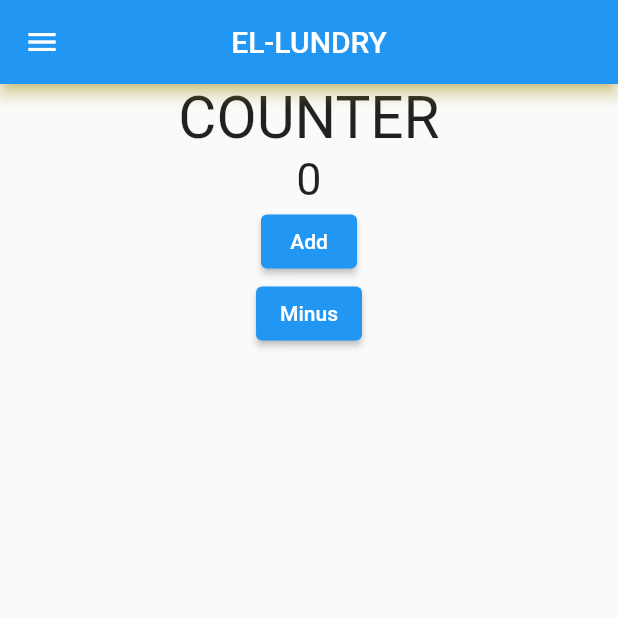
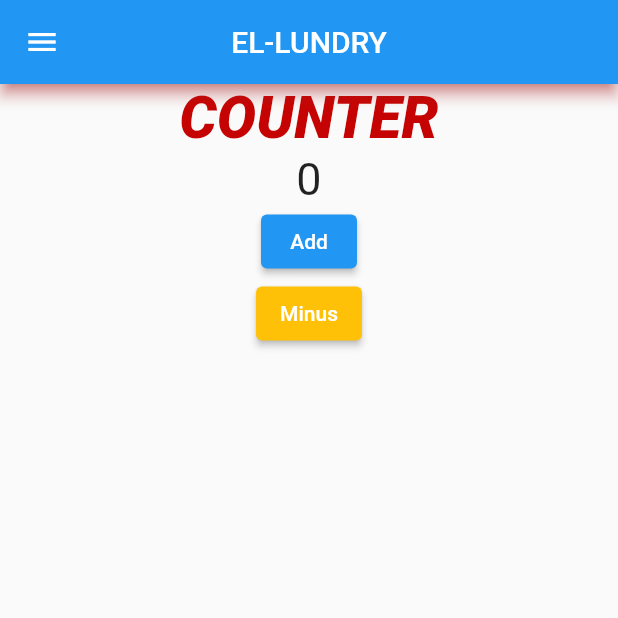
Before and after one commit to Ngozi-Loveth/MyILundry, a Flutter app: the screen it shows after launch, on a phone screen of 412 x 824 dp, the top half of it. Run offline on Flutter 3.47's test engine with Material 2 defaults, Android fonts, the phone set to English and light mode, and no system bars.

Commit message:
first message

```diff
--- a/lib/lundrydata.dart
+++ b/lib/lundrydata.dart
@@ -25,12 +25,19 @@ class _AddCountState extends State<AddCount> {
       children: [
         Center(
           child: Text("$count", style: const TextStyle(fontSize: 30),)
+
         ),
         Column(
-          children: [
+
+            children: [
             ElevatedButton(onPressed: () {addCount();}, child: const Text("Add")),
-            ElevatedButton(onPressed: () {minusCount();}, child: const Text("Minus")),
+            ElevatedButton(onPressed: () {minusCount();},
+            style: const ButtonStyle(
+            backgroundColor: MaterialStatePropertyAll<Color>(Colors.amber) ),
+            child: const Text("Minus"),),
+
           ],
+
         )
       ],
     );
--- a/lib/main.dart
+++ b/lib/main.dart
@@ -18,7 +18,9 @@ class MyApp extends StatelessWidget {
       appBar: AppBar(
         title: Text("EL-LUNDRY"),
         centerTitle: true,
-        shadowColor: Colors.yellow, //AppBar
+        shadowColor: Color.fromARGB(255, 255, 59, 59),
+
+
 
       ),
       drawer: const Drawer(),
@@ -27,7 +29,10 @@ class MyApp extends StatelessWidget {
           children: const [
             Text(
               "COUNTER",
-              style:  TextStyle(fontSize: 39),
+              style:  TextStyle(fontSize: 39, color: Color.fromARGB(255, 198, 3, 3),
+              fontStyle: FontStyle.italic,
+              fontWeight: FontWeight.w900 ),
+
 
               ),
               AddCount()
```
